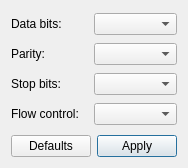
The window that serialsettingsdialog.ui (jirimaier/DataPlotter) describes before a commit, drawn with Qt 5.
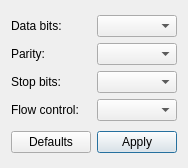
The same window after the commit.

Commit message: fixed background of serial settings dialog

```diff
--- a/serialsettingsdialog.ui
+++ b/serialsettingsdialog.ui
@@ -19,59 +19,35 @@
   <property name="windowTitle">
    <string>Aditional port settings</string>
   </property>
+  <property name="styleSheet">
+   <string notr="true">QLabel {background-color: &quot;transparent&quot;}</string>
+  </property>
   <property name="modal">
    <bool>true</bool>
   </property>
-  <layout class="QVBoxLayout" name="verticalLayout_2" stretch="1000,1">
+  <layout class="QVBoxLayout" name="verticalLayout_2" stretch="0,1">
    <item>
-    <layout class="QHBoxLayout" name="horizontalLayout_2">
-     <item>
-      <widget class="QFrame" name="frame_2">
-       <property name="frameShape">
-        <enum>QFrame::NoFrame</enum>
+    <layout class="QGridLayout" name="gridLayout">
+     <item row="0" column="0">
+      <widget class="QLabel" name="dataBitsLabel">
+       <property name="text">
+        <string>Data bits:</string>
        </property>
-       <property name="frameShadow">
-        <enum>QFrame::Raised</enum>
-       </property>
-       <layout class="QGridLayout" name="gridLayout_2" rowstretch="1,1,1,1" columnstretch="1,1">
-        <property name="leftMargin">
-         <number>0</number>
-        </property>
-        <property name="topMargin">
-         <number>0</number>
-        </property>
-        <property name="rightMargin">
-         <number>0</number>
-        </property>
-        <property name="bottomMargin">
-         <number>0</number>
-        </property>
-        <property name="horizontalSpacing">
-         <number>0</number>
-        </property>
+      </widget>
+     </item>
         <item row="0" column="1">
          <widget class="QComboBox" name="dataBitsBox"/>
         </item>
-        <item row="3" column="0">
-         <widget class="QLabel" name="flowControlLabel">
+     <item row="1" column="0">
+      <widget class="QLabel" name="parityLabel">
           <property name="text">
-           <string>Flow control:</string>
+        <string>Parity:</string>
           </property>
          </widget>
         </item>
-        <item row="3" column="1">
-         <widget class="QComboBox" name="flowControlBox"/>
-        </item>
         <item row="1" column="1">
          <widget class="QComboBox" name="parityBox"/>
         </item>
-        <item row="0" column="0">
-         <widget class="QLabel" name="dataBitsLabel">
-          <property name="text">
-           <string>Data bits:</string>
-          </property>
-         </widget>
-        </item>
         <item row="2" column="0">
          <widget class="QLabel" name="stopBitsLabel">
           <property name="text">
@@ -79,19 +55,22 @@
           </property>
          </widget>
         </item>
-        <item row="1" column="0">
-         <widget class="QLabel" name="parityLabel">
-          <property name="text">
-           <string>Parity:</string>
-          </property>
-         </widget>
-        </item>
         <item row="2" column="1">
          <widget class="QComboBox" name="stopBitsBox"/>
         </item>
-       </layout>
+     <item row="3" column="0">
+      <widget class="QLabel" name="flowControlLabel">
+       <property name="styleSheet">
+        <string notr="true"/>
+       </property>
+       <property name="text">
+        <string>Flow control:</string>
+       </property>
       </widget>
      </item>
+     <item row="3" column="1">
+      <widget class="QComboBox" name="flowControlBox"/>
+     </item>
     </layout>
    </item>
    <item>
```
Lines whose indentation alone changed are shown as unchanged.
